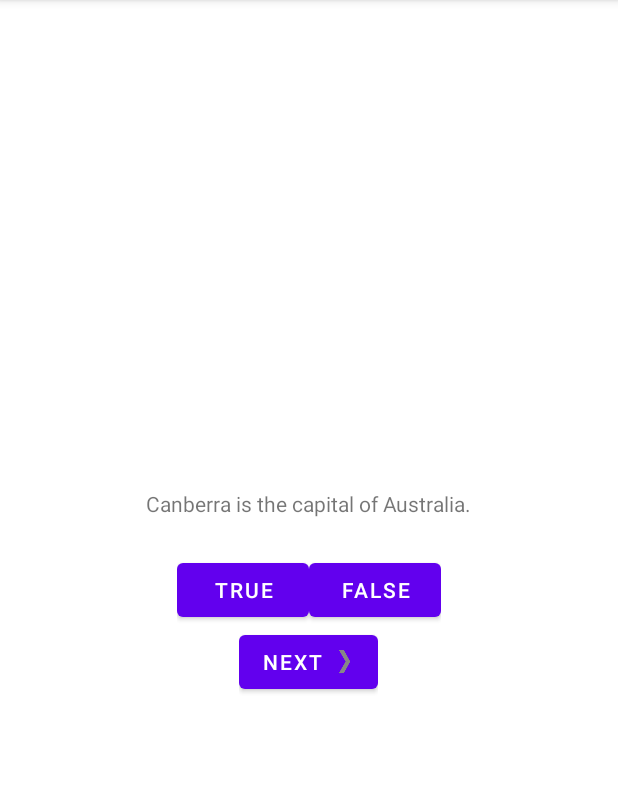
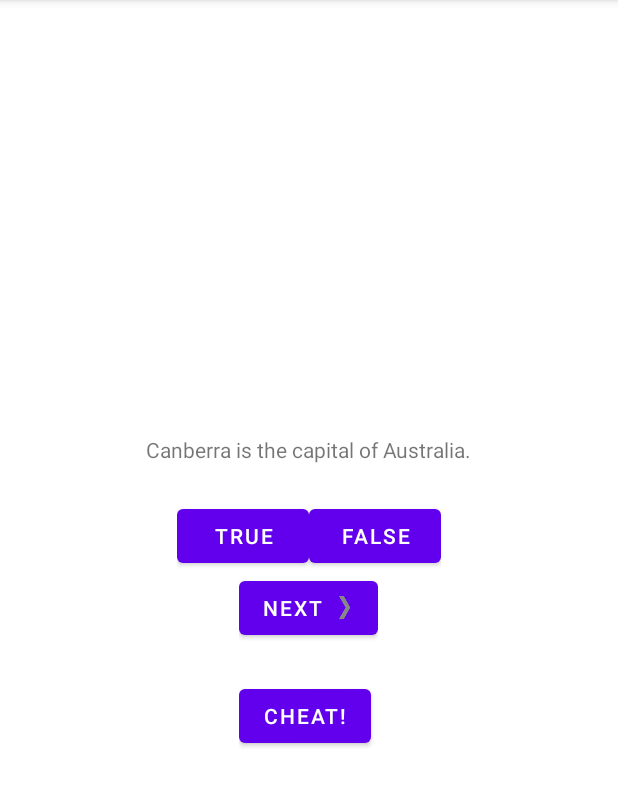
Before and after one commit to shaynguyen/Android-Programming, an Android app: the screen it shows after launch (MainActivity), on a phone screen of 412 x 824 dp, the part 84-891 px from its top. Run offline under Robolectric (Android 15) with nearby library versions, the phone set to English and light mode, and no system bars.

Commit message:
6: Add CheatButton to MainActivity

```diff
--- a/geoquiz/src/main/java/com/bignerdranch/android/geoquiz/MainActivity.kt
+++ b/geoquiz/src/main/java/com/bignerdranch/android/geoquiz/MainActivity.kt
@@ -1,5 +1,6 @@
 package com.bignerdranch.android.geoquiz
 
+import android.content.Intent
 import androidx.appcompat.app.AppCompatActivity
 import android.os.Bundle
 import android.util.Log
@@ -16,6 +17,7 @@ class MainActivity : AppCompatActivity() {
     private lateinit var trueButton: Button
     private lateinit var falseButton: Button
     private lateinit var nextButton: Button
+    private lateinit var cheatButton: Button
     private lateinit var questionTextView: TextView
 
     /* why by lazy?
@@ -37,6 +39,7 @@ class MainActivity : AppCompatActivity() {
         trueButton = findViewById(R.id.true_button)
         falseButton = findViewById(R.id.false_button)
         nextButton = findViewById(R.id.next_button)
+        cheatButton = findViewById(R.id.cheat_button)
 
         trueButton.setOnClickListener { view: View ->
             checkAnswer(true)
@@ -49,6 +52,11 @@ class MainActivity : AppCompatActivity() {
         nextButton.setOnClickListener { view: View ->
             quizViewModel.moveToNext()
             updateQuestion()
+        }
+
+        cheatButton.setOnClickListener {
+            val intent = Intent(this, CheatActivity::class.java)
+            startActivity(intent)
         }
 
         updateQuestion()
--- a/geoquiz/src/main/res/layout-land/activity_main.xml
+++ b/geoquiz/src/main/res/layout-land/activity_main.xml
@@ -39,4 +39,11 @@
         android:padding="4dp"
         android:text="@string/next_button" />
 
+    <Button
+        android:id="@+id/cheat_button"
+        android:layout_width="wrap_content"
+        android:layout_height="wrap_content"
+        android:layout_gravity="bottom|center"
+        android:text="@string/cheat_button"/>
+
 </FrameLayout>
--- a/geoquiz/src/main/res/layout/activity_main.xml
+++ b/geoquiz/src/main/res/layout/activity_main.xml
@@ -34,7 +34,8 @@
 
     <LinearLayout
         android:layout_width="wrap_content"
-        android:layout_height="wrap_content">
+        android:layout_height="wrap_content"
+        android:orientation="vertical">
 
         <Button
             android:id="@+id/next_button"
@@ -43,6 +44,14 @@
             android:drawableEnd="@drawable/arrow_right"
             android:drawablePadding="4dp"
             android:text="@string/next_button" />
+
+        <Button
+            android:id="@+id/cheat_button"
+            android:layout_width="wrap_content"
+            android:layout_height="wrap_content"
+            android:layout_marginTop="24dp"
+            android:text="@string/cheat_button" />
+
     </LinearLayout>
 
 </LinearLayout>
```
